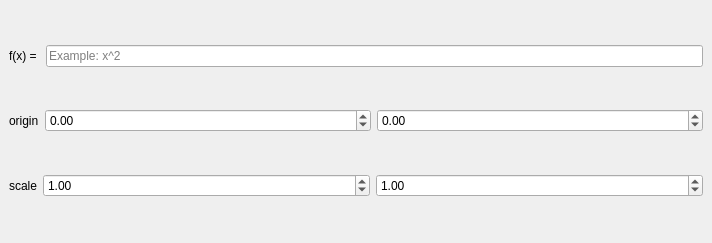
Qt form ui/mainwindow.ui (EsGeh/function-graph-explorer) before a commit.
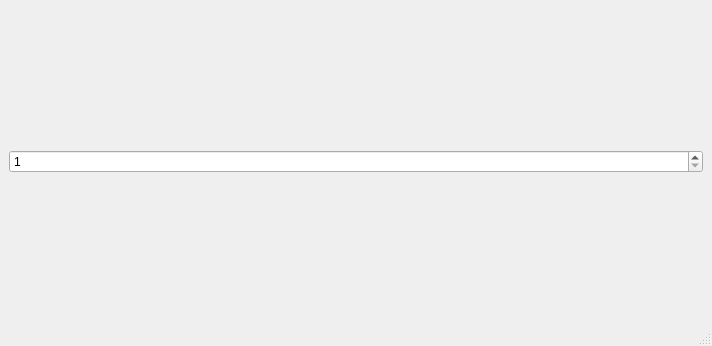
The same form after that commit.

Commit message: view supports multiple functions.

The edit to the form file:
```diff
--- a/ui/mainwindow.ui
+++ b/ui/mainwindow.ui
@@ -7,7 +7,7 @@
     <x>0</x>
     <y>0</y>
     <width>712</width>
-    <height>243</height>
+    <height>346</height>
    </rect>
   </property>
   <property name="windowTitle">
@@ -16,120 +16,21 @@
   <widget class="QWidget" name="centralwidget">
    <layout class="QVBoxLayout" name="verticalLayout">
     <item>
-     <layout class="QHBoxLayout" name="horizontalLayout">
-      <item>
-       <widget class="QLabel" name="formulaLabel">
-        <property name="text">
-         <string>f(x) = </string>
-        </property>
-       </widget>
-      </item>
-      <item>
-       <widget class="QLineEdit" name="formulaEdit">
-        <property name="placeholderText">
-         <string>Example: x^2</string>
-        </property>
-       </widget>
-      </item>
-     </layout>
-    </item>
-    <item>
-     <layout class="QHBoxLayout" name="horizontalLayout_2" stretch="0,1,1">
-      <property name="sizeConstraint">
-       <enum>QLayout::SetMinimumSize</enum>
+     <widget class="QSpinBox" name="functionCount">
+      <property name="minimum">
+       <number>1</number>
       </property>
-      <item>
-       <widget class="QLabel" name="label">
-        <property name="text">
-         <string>origin</string>
-        </property>
-       </widget>
-      </item>
-      <item>
-       <widget class="QDoubleSpinBox" name="originX">
-        <property name="enabled">
-         <bool>true</bool>
-        </property>
-        <property name="minimum">
-         <double>-100.000000000000000</double>
-        </property>
-        <property name="maximum">
-         <double>100.000000000000000</double>
-        </property>
-        <property name="singleStep">
-         <double>0.100000000000000</double>
-        </property>
-        <property name="value">
-         <double>0.000000000000000</double>
-        </property>
-       </widget>
-      </item>
-      <item>
-       <widget class="QDoubleSpinBox" name="originY">
-        <property name="enabled">
-         <bool>true</bool>
-        </property>
-        <property name="minimum">
-         <double>-100.000000000000000</double>
-        </property>
-        <property name="maximum">
-         <double>100.000000000000000</double>
-        </property>
-        <property name="singleStep">
-         <double>0.100000000000000</double>
-        </property>
-        <property name="value">
-         <double>0.000000000000000</double>
-        </property>
-       </widget>
-      </item>
-     </layout>
-    </item>
-    <item>
-     <layout class="QHBoxLayout" name="horizontalLayout_3" stretch="0,1,1">
-      <item>
-       <widget class="QLabel" name="label_2">
-        <property name="text">
-         <string>scale</string>
-        </property>
-       </widget>
-      </item>
-      <item>
-       <widget class="QDoubleSpinBox" name="scaleX">
-        <property name="minimum">
-         <double>0.500000000000000</double>
-        </property>
-        <property name="maximum">
-         <double>100.000000000000000</double>
-        </property>
-        <property name="singleStep">
-         <double>0.500000000000000</double>
-        </property>
-        <property name="value">
-         <double>1.000000000000000</double>
-        </property>
-       </widget>
-      </item>
-      <item>
-       <widget class="QDoubleSpinBox" name="scaleY">
-        <property name="minimum">
-         <double>0.500000000000000</double>
-        </property>
-        <property name="maximum">
-         <double>100.000000000000000</double>
-        </property>
-        <property name="singleStep">
-         <double>0.500000000000000</double>
-        </property>
-        <property name="value">
-         <double>1.000000000000000</double>
-        </property>
-       </widget>
-      </item>
-     </layout>
+      <property name="maximum">
+       <number>3</number>
+      </property>
+      <property name="value">
+       <number>1</number>
+      </property>
+     </widget>
     </item>
    </layout>
   </widget>
+  <widget class="QStatusBar" name="statusBar"/>
  </widget>
  <resources/>
  <connections/>
```
The commit also changes 10 other files.
